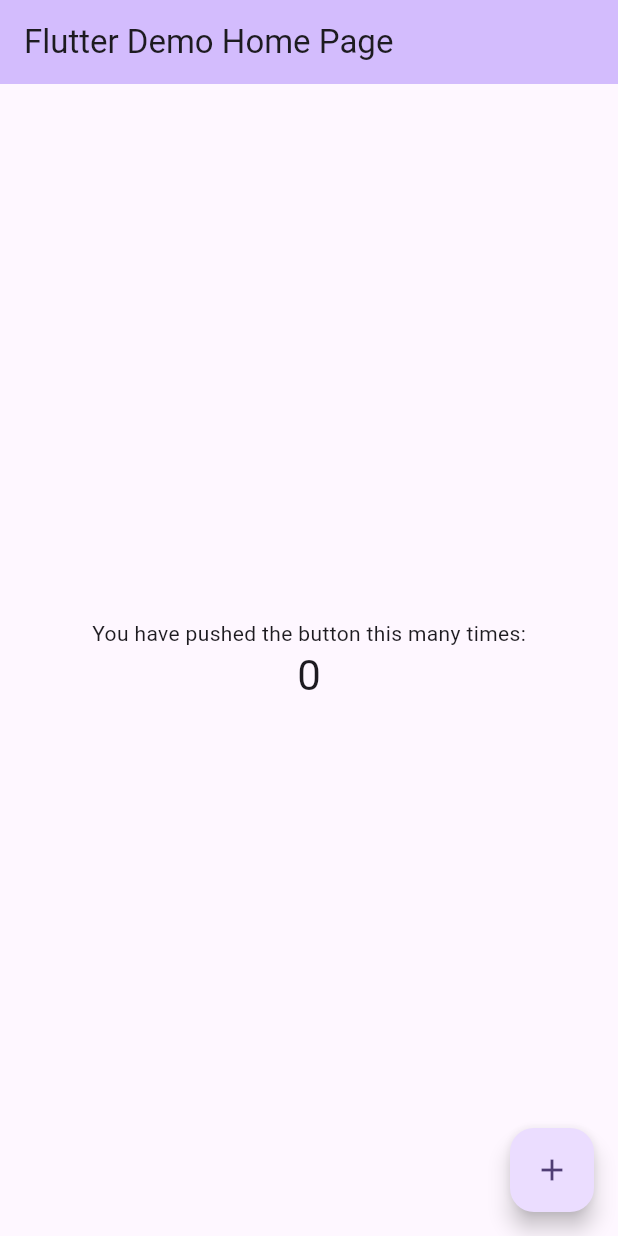
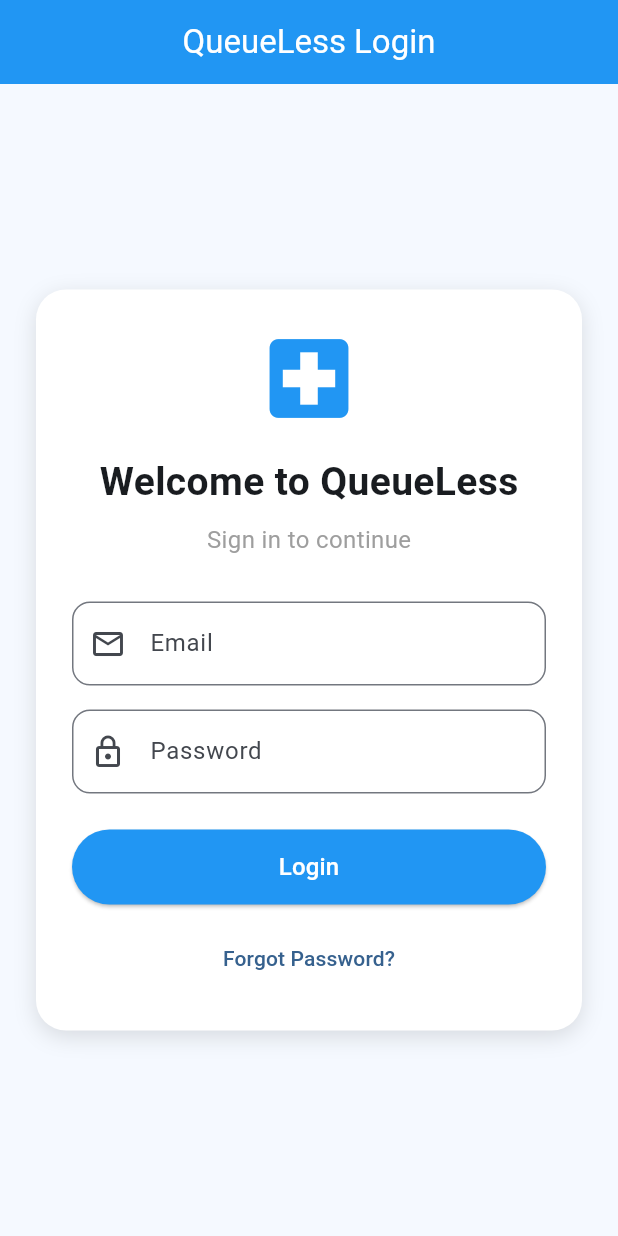
Before and after one commit to f29tm/queueless, a Flutter app: the screen it shows after launch, on a phone screen of 412 x 824 dp. Run offline on Flutter 3.47's test engine with Material 3 defaults, Android fonts, the phone set to English and light mode, and no system bars.

Commit message:
Update main.dart
Built first Flutter login flow

```diff
--- a/lib/main.dart
+++ b/lib/main.dart
@@ -1,122 +1,229 @@
 import 'package:flutter/material.dart';
 
 void main() {
-  runApp(const MyApp());
+  runApp(const QueueLessApp());
 }
 
-class MyApp extends StatelessWidget {
-  const MyApp({super.key});
+class QueueLessApp extends StatelessWidget {
+  const QueueLessApp({super.key});
 
-  // This widget is the root of your application.
   @override
   Widget build(BuildContext context) {
     return MaterialApp(
-      title: 'Flutter Demo',
+      debugShowCheckedModeBanner: false,
+      title: 'QueueLess',
       theme: ThemeData(
-        // This is the theme of your application.
-        //
-        // TRY THIS: Try running your application with "flutter run". You'll see
-        // the application has a purple toolbar. Then, without quitting the app,
-        // try changing the seedColor in the colorScheme below to Colors.green
-        // and then invoke "hot reload" (save your changes or press the "hot
-        // reload" button in a Flutter-supported IDE, or press "r" if you used
-        // the command line to start the app).
-        //
-        // Notice that the counter didn't reset back to zero; the application
-        // state is not lost during the reload. To reset the state, use hot
-        // restart instead.
-        //
-        // This works for code too, not just values: Most code changes can be
-        // tested with just a hot reload.
-        colorScheme: .fromSeed(seedColor: Colors.deepPurple),
+        colorScheme: ColorScheme.fromSeed(seedColor: Colors.blue),
+        useMaterial3: true,
       ),
-      home: const MyHomePage(title: 'Flutter Demo Home Page'),
+      home: const LoginScreen(),
     );
   }
 }
 
-class MyHomePage extends StatefulWidget {
-  const MyHomePage({super.key, required this.title});
-
-  // This widget is the home page of your application. It is stateful, meaning
-  // that it has a State object (defined below) that contains fields that affect
-  // how it looks.
-
-  // This class is the configuration for the state. It holds the values (in this
-  // case the title) provided by the parent (in this case the App widget) and
-  // used by the build method of the State. Fields in a Widget subclass are
-  // always marked "final".
-
-  final String title;
+class LoginScreen extends StatefulWidget {
+  const LoginScreen({super.key});
 
   @override
-  State<MyHomePage> createState() => _MyHomePageState();
+  State<LoginScreen> createState() => _LoginScreenState();
 }
 
-class _MyHomePageState extends State<MyHomePage> {
-  int _counter = 0;
+class _LoginScreenState extends State<LoginScreen> {
+  final TextEditingController emailController = TextEditingController();
+  final TextEditingController passwordController = TextEditingController();
 
-  void _incrementCounter() {
-    setState(() {
-      // This call to setState tells the Flutter framework that something has
-      // changed in this State, which causes it to rerun the build method below
-      // so that the display can reflect the updated values. If we changed
-      // _counter without calling setState(), then the build method would not be
-      // called again, and so nothing would appear to happen.
-      _counter++;
-    });
+  @override
+  void dispose() {
+    emailController.dispose();
+    passwordController.dispose();
+    super.dispose();
+  }
+
+  void handleLogin() {
+    final email = emailController.text.trim();
+    final password = passwordController.text.trim();
+
+    if (email.isEmpty || password.isEmpty) {
+      ScaffoldMessenger.of(context).showSnackBar(
+        const SnackBar(
+          content: Text('Please enter both email and password'),
+        ),
+      );
+      return;
+    }
+
+    Navigator.push(
+      context,
+      MaterialPageRoute(
+        builder: (context) => HomeScreen(userEmail: email),
+      ),
+    );
   }
 
   @override
   Widget build(BuildContext context) {
-    // This method is rerun every time setState is called, for instance as done
-    // by the _incrementCounter method above.
-    //
-    // The Flutter framework has been optimized to make rerunning build methods
-    // fast, so that you can just rebuild anything that needs updating rather
-    // than having to individually change instances of widgets.
     return Scaffold(
+      backgroundColor: const Color(0xFFF5F9FF),
       appBar: AppBar(
-        // TRY THIS: Try changing the color here to a specific color (to
-        // Colors.amber, perhaps?) and trigger a hot reload to see the AppBar
-        // change color while the other colors stay the same.
-        backgroundColor: Theme.of(context).colorScheme.inversePrimary,
-        // Here we take the value from the MyHomePage object that was created by
-        // the App.build method, and use it to set our appbar title.
-        title: Text(widget.title),
+        title: const Text('QueueLess Login'),
+        centerTitle: true,
+        backgroundColor: Colors.blue,
+        foregroundColor: Colors.white,
       ),
       body: Center(
-        // Center is a layout widget. It takes a single child and positions it
-        // in the middle of the parent.
-        child: Column(
-          // Column is also a layout widget. It takes a list of children and
-          // arranges them vertically. By default, it sizes itself to fit its
-          // children horizontally, and tries to be as tall as its parent.
-          //
-          // Column has various properties to control how it sizes itself and
-          // how it positions its children. Here we use mainAxisAlignment to
-          // center the children vertically; the main axis here is the vertical
-          // axis because Columns are vertical (the cross axis would be
-          // horizontal).
-          //
-          // TRY THIS: Invoke "debug painting" (choose the "Toggle Debug Paint"
-          // action in the IDE, or press "p" in the console), to see the
-          // wireframe for each widget.
-          mainAxisAlignment: .center,
-          children: [
-            const Text('You have pushed the button this many times:'),
-            Text(
-              '$_counter',
-              style: Theme.of(context).textTheme.headlineMedium,
+        child: SingleChildScrollView(
+          padding: const EdgeInsets.all(24),
+          child: Container(
+            width: 400,
+            padding: const EdgeInsets.all(24),
+            decoration: BoxDecoration(
+              color: Colors.white,
+              borderRadius: BorderRadius.circular(20),
+              boxShadow: const [
+                BoxShadow(
+                  blurRadius: 12,
+                  color: Colors.black12,
+                  offset: Offset(0, 4),
+                ),
+              ],
             ),
-          ],
+            child: Column(
+              children: [
+                const Icon(
+                  Icons.local_hospital,
+                  size: 70,
+                  color: Colors.blue,
+                ),
+                const SizedBox(height: 16),
+                const Text(
+                  'Welcome to QueueLess',
+                  style: TextStyle(
+                    fontSize: 26,
+                    fontWeight: FontWeight.bold,
+                  ),
+                ),
+                const SizedBox(height: 8),
+                const Text(
+                  'Sign in to continue',
+                  style: TextStyle(
+                    fontSize: 16,
+                    color: Colors.grey,
+                  ),
+                ),
+                const SizedBox(height: 30),
+                TextField(
+                  controller: emailController,
+                  decoration: InputDecoration(
+                    labelText: 'Email',
+                    hintText: 'Enter your email',
+                    border: OutlineInputBorder(
+                      borderRadius: BorderRadius.circular(12),
+                    ),
+                    prefixIcon: const Icon(Icons.email_outlined),
+                  ),
+                ),
+                const SizedBox(height: 16),
+                TextField(
+                  controller: passwordController,
+                  obscureText: true,
+                  decoration: InputDecoration(
+                    labelText: 'Password',
+                    hintText: 'Enter your password',
+                    border: OutlineInputBorder(
+                      borderRadius: BorderRadius.circular(12),
+                    ),
+                    prefixIcon: const Icon(Icons.lock_outline),
+                  ),
+                ),
+                const SizedBox(height: 24),
+                SizedBox(
+                  width: double.infinity,
+                  height: 50,
+                  child: ElevatedButton(
+                    onPressed: handleLogin,
+                    style: ElevatedButton.styleFrom(
+                      backgroundColor: Colors.blue,
+                      foregroundColor: Colors.white,
+                    ),
+                    child: const Text(
+                      'Login',
+                      style: TextStyle(fontSize: 16),
+                    ),
+                  ),
+                ),
+                const SizedBox(height: 12),
+                TextButton(
+                  onPressed: () {
+                    ScaffoldMessenger.of(context).showSnackBar(
+                      const SnackBar(
+                        content: Text('Forgot password clicked'),
+                      ),
+                    );
+                  },
+                  child: const Text('Forgot Password?'),
+                ),
+              ],
+            ),
+          ),
         ),
-      ),
-      floatingActionButton: FloatingActionButton(
-        onPressed: _incrementCounter,
-        tooltip: 'Increment',
-        child: const Icon(Icons.add),
       ),
     );
   }
 }
+
+class HomeScreen extends StatelessWidget {
+  final String userEmail;
+
+  const HomeScreen({super.key, required this.userEmail});
+
+  @override
+  Widget build(BuildContext context) {
+    return Scaffold(
+      appBar: AppBar(
+        title: const Text('QueueLess Home'),
+        backgroundColor: Colors.blue,
+        foregroundColor: Colors.white,
+      ),
+      body: Center(
+        child: Container(
+          width: 420,
+          padding: const EdgeInsets.all(24),
+          child: Column(
+            mainAxisAlignment: MainAxisAlignment.center,
+            children: [
+              const Icon(
+                Icons.check_circle,
+                color: Colors.green,
+                size: 80,
+              ),
+              const SizedBox(height: 20),
+              const Text(
+                'Login Successful!',
+                style: TextStyle(
+                  fontSize: 28,
+                  fontWeight: FontWeight.bold,
+                ),
+              ),
+              const SizedBox(height: 10),
+              Text(
+                'Welcome, $userEmail',
+                textAlign: TextAlign.center,
+                style: const TextStyle(fontSize: 18),
+              ),
+              const SizedBox(height: 30),
+              SizedBox(
+                width: double.infinity,
+                child: ElevatedButton(
+                  onPressed: () {
+                    Navigator.pop(context);
+                  },
+                  child: const Text('Go Back'),
+                ),
+              ),
+            ],
+          ),
+        ),
+      ),
+    );
+  }
+}
```
